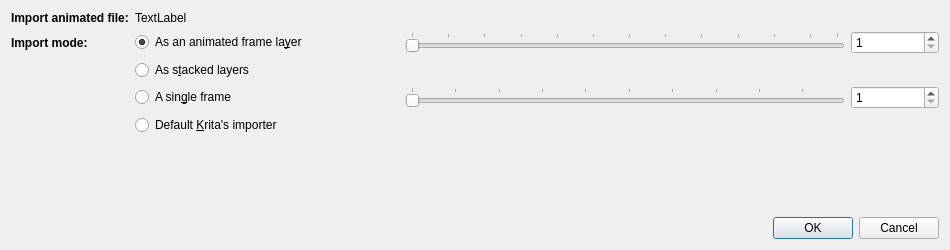
This is bulicommander/bulicommander/bc/resources/bcimportanimated.ui in Grum999/BuliCommander as Qt 5 draws it before an edit. The edited form follows.
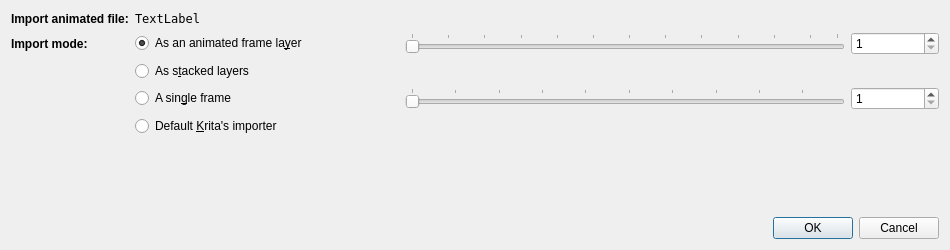
This is the edited form.

Patch:
```diff
--- a/bulicommander/bulicommander/bc/resources/bcimportanimated.ui
+++ b/bulicommander/bulicommander/bc/resources/bcimportanimated.ui
@@ -18,7 +18,7 @@
   </property>
   <property name="maximumSize">
    <size>
-    <width>1920</width>
+    <width>16777215</width>
     <height>250</height>
    </size>
   </property>
@@ -43,6 +43,11 @@
      </item>
      <item row="0" column="1">
       <widget class="QLabel" name="lblFileName">
+       <property name="font">
+        <font>
+         <family>DejaVu Sans Mono, Consolas, Courier New</family>
+        </font>
+       </property>
        <property name="text">
         <string>TextLabel</string>
        </property>
```
Left out of the diff: 10 changed lines with no effect on the pictures.
